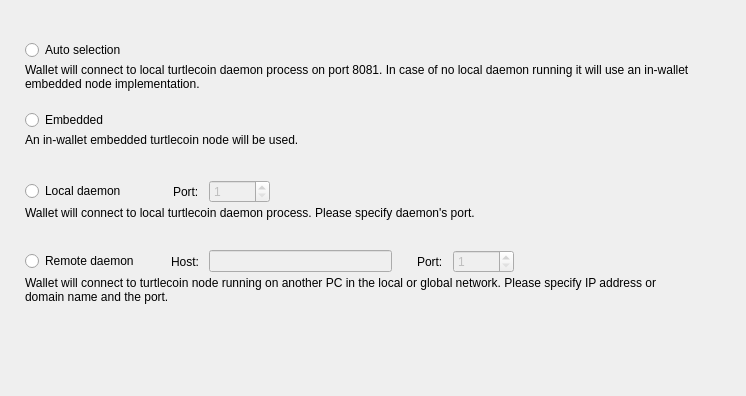
Qt form src/Gui/Options/ConnectionOptionsFrame.ui (lapolinarweb/ooze-wallet) before a commit.
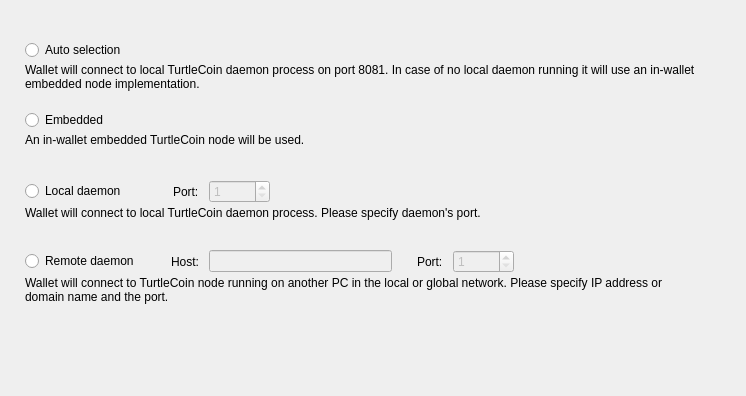
The same form after that commit. Custom widgets are drawn as their Qt base class.

```diff
--- a/src/Gui/Options/ConnectionOptionsFrame.ui
+++ b/src/Gui/Options/ConnectionOptionsFrame.ui
@@ -81,7 +81,7 @@
       <item alignment="Qt::AlignTop">
        <widget class="WalletGui::WalletSmallGrayTextLabel" name="m_autoHelperLabel">
         <property name="text">
-         <string>Wallet will connect to local turtlecoin daemon process on port 8081. In case of no local daemon running it will use an in-wallet embedded node implementation.</string>
+         <string>Wallet will connect to local TurtleCoin daemon process on port 8081. In case of no local daemon running it will use an in-wallet embedded node implementation.</string>
         </property>
         <property name="alignment">
          <set>Qt::AlignLeading|Qt::AlignLeft|Qt::AlignTop</set>
@@ -146,7 +146,7 @@
       <item alignment="Qt::AlignTop">
        <widget class="WalletGui::WalletSmallGrayTextLabel" name="m_embeddedHelperLabel">
         <property name="text">
-         <string>An in-wallet embedded turtlecoin node will be used.</string>
+         <string>An in-wallet embedded TurtleCoin node will be used.</string>
         </property>
         <property name="alignment">
          <set>Qt::AlignLeading|Qt::AlignLeft|Qt::AlignTop</set>
@@ -270,7 +270,7 @@
       <item alignment="Qt::AlignTop">
        <widget class="WalletGui::WalletSmallGrayTextLabel" name="m_localHelperLabel">
         <property name="text">
-         <string>Wallet will connect to local turtlecoin daemon process. Please specify daemon's port.</string>
+         <string>Wallet will connect to local TurtleCoin daemon process. Please specify daemon's port.</string>
         </property>
         <property name="alignment">
          <set>Qt::AlignLeading|Qt::AlignLeft|Qt::AlignTop</set>
@@ -424,7 +424,7 @@
       <item alignment="Qt::AlignTop">
        <widget class="WalletGui::WalletSmallGrayTextLabel" name="m_remoteHelperLabel">
         <property name="text">
-         <string>Wallet will connect to turtlecoin node running on another PC in the local or global network. Please specify IP address or domain name and the port.</string>
+         <string>Wallet will connect to TurtleCoin node running on another PC in the local or global network. Please specify IP address or domain name and the port.</string>
         </property>
         <property name="alignment">
          <set>Qt::AlignLeading|Qt::AlignLeft|Qt::AlignTop</set>
```
